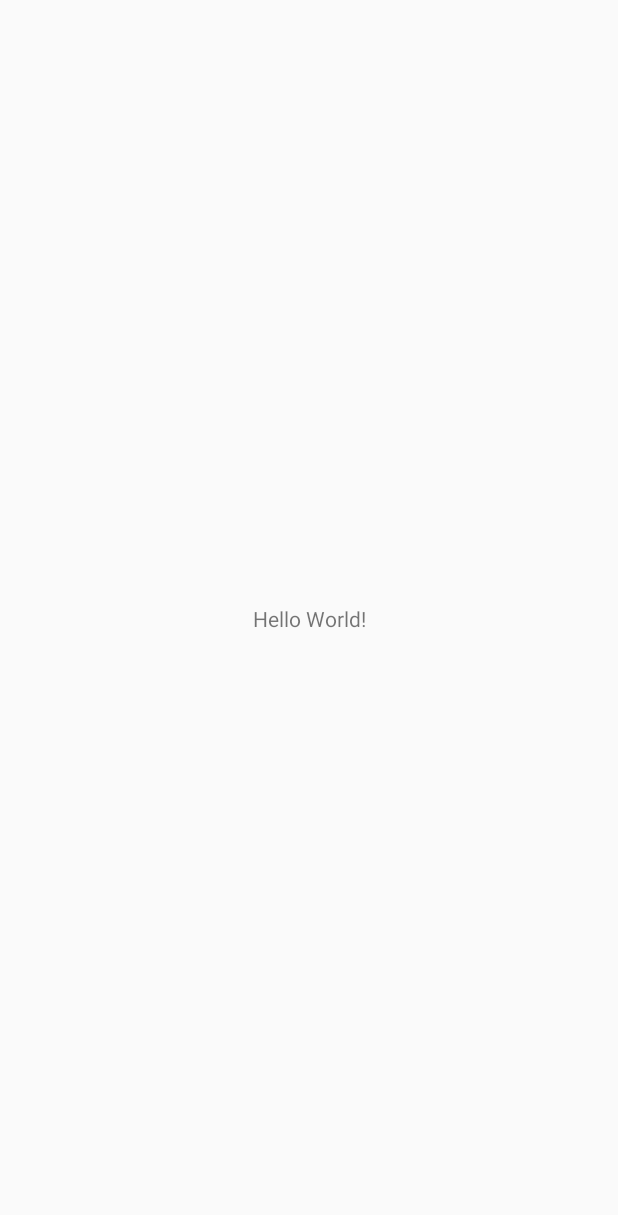
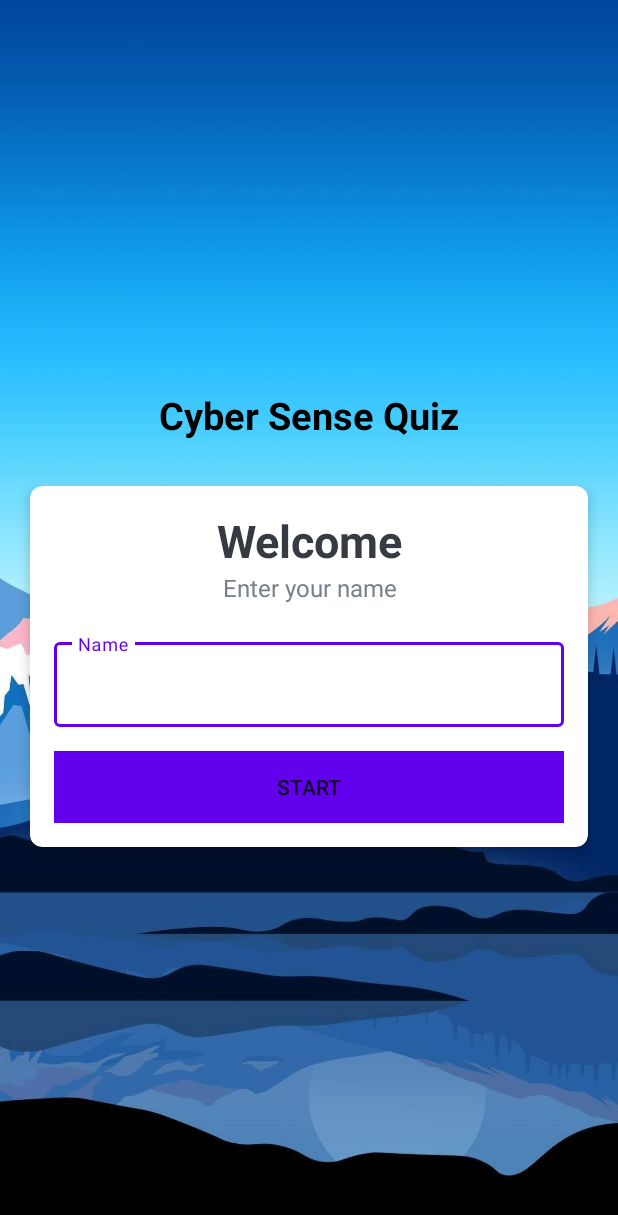
Before and after one commit to AleksaZatezalo/quizApp, an Android app: the screen it shows after launch (MainActivity), on a phone screen of 412 x 824 dp. Before the commit the part shown is almost empty. Shown: the top 1215 px of the screen. Run offline under Robolectric (Android 15) with nearby library versions, the phone set to English and light mode, and no system bars.

Commit message:
Starter card added.

```diff
--- a/app/src/main/res/layout/activity_main.xml
+++ b/app/src/main/res/layout/activity_main.xml
@@ -1,18 +1,84 @@
 <?xml version="1.0" encoding="utf-8"?>
-<androidx.constraintlayout.widget.ConstraintLayout xmlns:android="http://schemas.android.com/apk/res/android"
+<LinearLayout xmlns:android="http://schemas.android.com/apk/res/android"
     xmlns:app="http://schemas.android.com/apk/res-auto"
     xmlns:tools="http://schemas.android.com/tools"
     android:layout_width="match_parent"
     android:layout_height="match_parent"
+    android:gravity="center"
+    android:orientation="vertical"
+    android:background="@drawable/mnt"
     tools:context=".MainActivity">
 
     <TextView
-        android:layout_width="wrap_content"
+        android:id="@+id/tv_app_name"
+        android:layout_width="match_parent"
         android:layout_height="wrap_content"
-        android:text="Hello World!"
-        app:layout_constraintBottom_toBottomOf="parent"
-        app:layout_constraintLeft_toLeftOf="parent"
-        app:layout_constraintRight_toRightOf="parent"
-        app:layout_constraintTop_toTopOf="parent" />
+        android:text="Cyber Sense Quiz"
+        android:layout_marginBottom="30dp"
+        android:textSize="25sp"
+        android:textStyle="bold"
+        android:textColor="@color/black"
+        android:gravity="center"
+        />
 
-</androidx.constraintlayout.widget.ConstraintLayout>
+    <androidx.cardview.widget.CardView
+        android:layout_width="match_parent"
+        android:layout_height="wrap_content"
+        android:layout_marginStart="20dp"
+        android:layout_marginEnd="20dp"
+        android:background="@android:color/white"
+        app:cardCornerRadius="8dp"
+        app:cardElevation="5dp">
+        <LinearLayout
+            android:layout_width="match_parent"
+            android:layout_height="wrap_content"
+            android:orientation="vertical"
+            android:padding="16dp">
+
+            <TextView
+                android:layout_width="match_parent"
+                android:layout_height="wrap_content"
+                android:gravity="center"
+                android:text="Welcome"
+                android:textColor="#363A43"
+                android:textSize="30sp"
+                android:textStyle="bold"
+                />
+
+            <TextView
+                android:layout_width="match_parent"
+                android:layout_height="wrap_content"
+                android:gravity="center"
+                android:text="Enter your name"
+                android:textColor="#7A8089"
+                android:textSize="16sp"
+                />
+            <com.google.android.material.textfield.TextInputLayout
+                android:layout_width="match_parent"
+                android:layout_height="wrap_content"
+                android:layout_marginTop="20dp"
+                style="@style/Widget.MaterialComponents.TextInputLayout.OutlinedBox">
+                <androidx.appcompat.widget.AppCompatEditText
+                    android:layout_width="match_parent"
+                    android:layout_height="wrap_content"
+                    android:hint="Name"
+                    android:textColor="#363A43"
+                    android:textColorHint="#7A8089"
+                    >
+
+                </androidx.appcompat.widget.AppCompatEditText>
+
+            </com.google.android.material.textfield.TextInputLayout>
+            <Button
+                android:id="@+id/btn_start"
+                android:layout_width="match_parent"
+                android:layout_height="wrap_content"
+                android:layout_marginTop="16dp"
+                android:background="#FF6200EE"
+                android:text="Start">
+
+            </Button>
+        </LinearLayout>
+    </androidx.cardview.widget.CardView>
+
+</LinearLayout>
```
Also changed, not shown: app/src/main/res/drawable/mnt.jpg (added).
